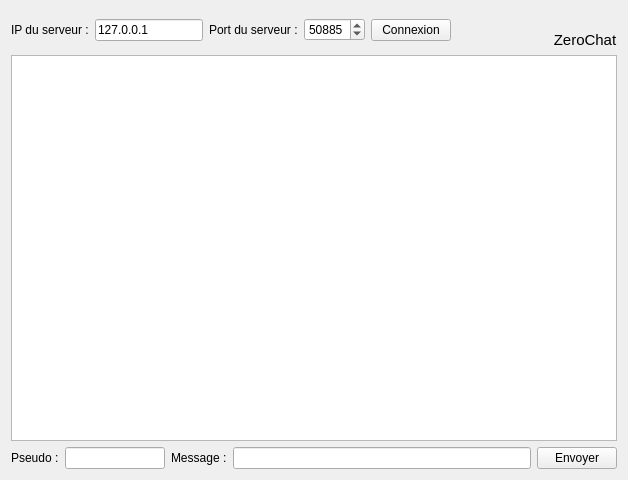
This is client/FenClient.ui in Arthurgaildry/PRI as Qt 5 draws it before an edit. The edited form follows.
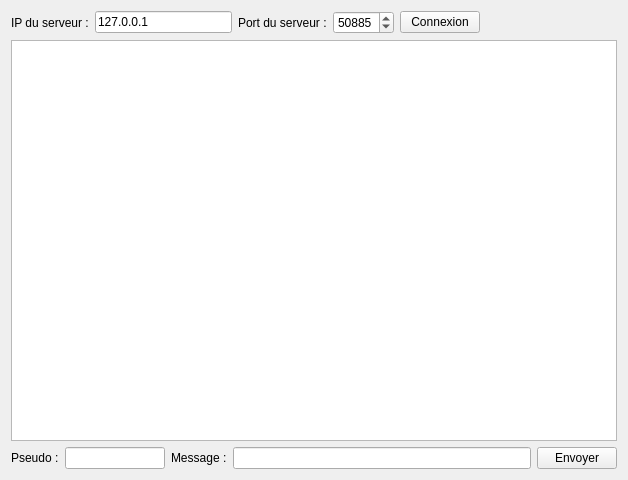
This is the edited form. Icons and pictures are not drawn.

Diff of the .ui file:
```diff
--- a/client/FenClient.ui
+++ b/client/FenClient.ui
@@ -86,32 +86,7 @@
       </spacer>
      </item>
      <item>
-      <layout class="QVBoxLayout" name="verticalLayout" >
-       <item>
-        <widget class="QLabel" name="label_5" >
-         <property name="pixmap" >
-          <pixmap>chat.png</pixmap>
-         </property>
-        </widget>
-       </item>
-       <item>
-        <widget class="QLabel" name="label_6" >
-         <property name="font" >
-          <font>
-           <pointsize>11</pointsize>
-           <weight>50</weight>
-           <bold>false</bold>
-          </font>
-         </property>
-         <property name="text" >
-          <string>ZeroChat</string>
-         </property>
-         <property name="alignment" >
-          <set>Qt::AlignCenter</set>
-         </property>
-        </widget>
-       </item>
-      </layout>
+      <layout class="QVBoxLayout" name="verticalLayout"/>
      </item>
     </layout>
    </item>
```
Left out of the diff: 77 changed lines with no effect on the pictures.
